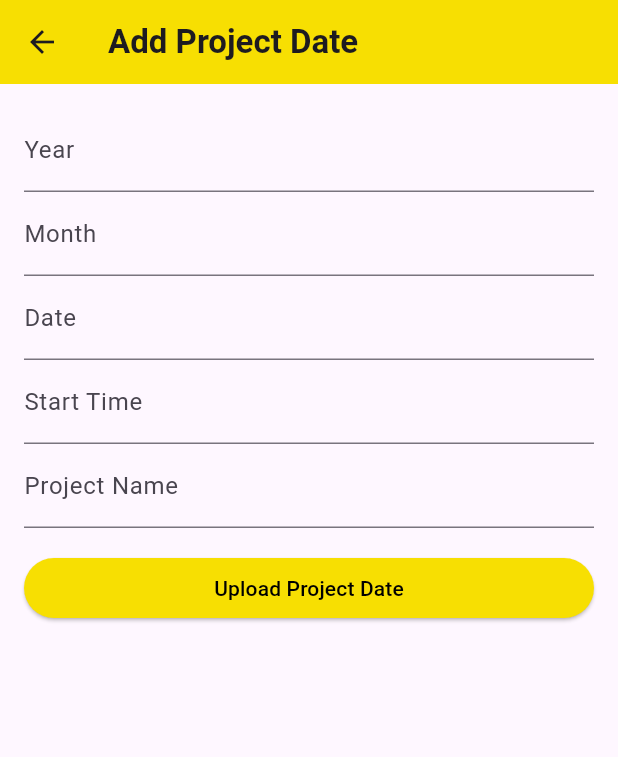
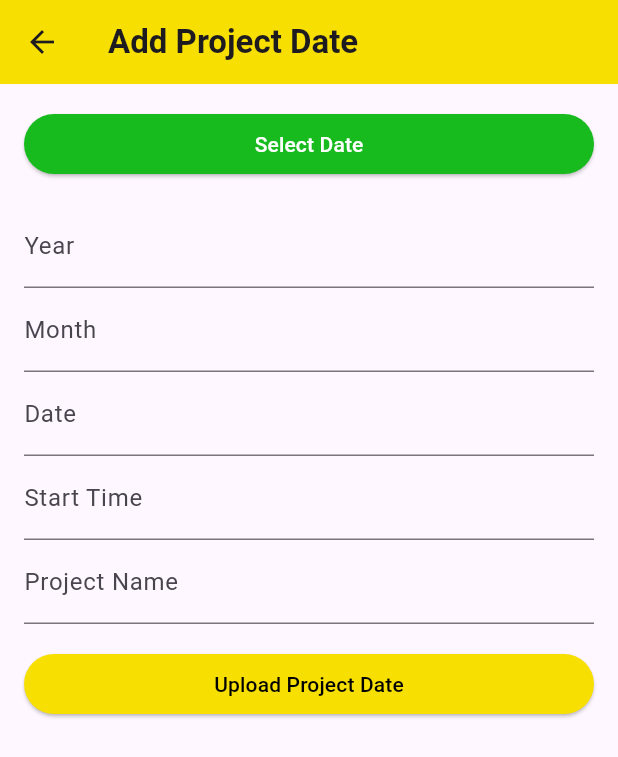
Before and after one commit to KJBotheju/uokleomobileapp, a Flutter app: the AddProjectDate screen opened directly, on a phone screen of 412 x 824 dp. Shown: the top 757 px of the screen. Run offline on Flutter 3.47's test engine with Material 3 defaults, Android fonts, the phone set to English and light mode, and no system bars; our stand-ins replace cloud_firestore, firebase_auth, firebase_core, firebase_storage, flutter_linkify, image_picker and 1 more; accounts and stored records are empty.

Commit message:
update add projectdate page

```diff
--- a/lib/adminScreen/addprojectdate.dart
+++ b/lib/adminScreen/addprojectdate.dart
@@ -15,6 +15,25 @@ class _AddProjectDateState extends State<AddProjectDate> {
   final TextEditingController dateController = TextEditingController();
   final TextEditingController startTimeController = TextEditingController();
   final TextEditingController projectNameController = TextEditingController();
+
+  DateTime selectedDate = DateTime.now();
+
+  Future<void> _selectDate(BuildContext context) async {
+    final DateTime? picked = await showDatePicker(
+      context: context,
+      initialDate: selectedDate,
+      firstDate: DateTime(2023),
+      lastDate: DateTime(2026),
+    );
+
+    if (picked != null && picked != selectedDate)
+      setState(() {
+        selectedDate = picked;
+        yearController.text = selectedDate.year.toString();
+        monthController.text = selectedDate.month.toString();
+        dateController.text = selectedDate.day.toString();
+      });
+  }
 
   void _uploadProjectDate() async {
     if (yearController.text.isEmpty ||
@@ -89,11 +108,25 @@ class _AddProjectDateState extends State<AddProjectDate> {
           },
         ),
       ),
-      body: Padding(
+      body: SingleChildScrollView(
+        child: Padding(
           padding: const EdgeInsets.all(16.0),
           child: Column(
             crossAxisAlignment: CrossAxisAlignment.stretch,
             children: [
+              ElevatedButton(
+                onPressed: () => _selectDate(context),
+                child: Text(
+                  'Select Date',
+                  style: TextStyle(color: Colors.white),
+                ),
+                style: ButtonStyle(
+                  backgroundColor: MaterialStateProperty.all(
+                    Color.fromARGB(255, 23, 187, 29),
+                  ),
+                ),
+              ),
+              SizedBox(height: 16),
               TextField(
                 controller: yearController,
                 decoration: InputDecoration(labelText: 'Year'),
@@ -130,6 +163,7 @@ class _AddProjectDateState extends State<AddProjectDate> {
             ],
           ),
         ),
+      ),
     );
   }
 }
```
Lines whose indentation alone changed are shown as unchanged.
